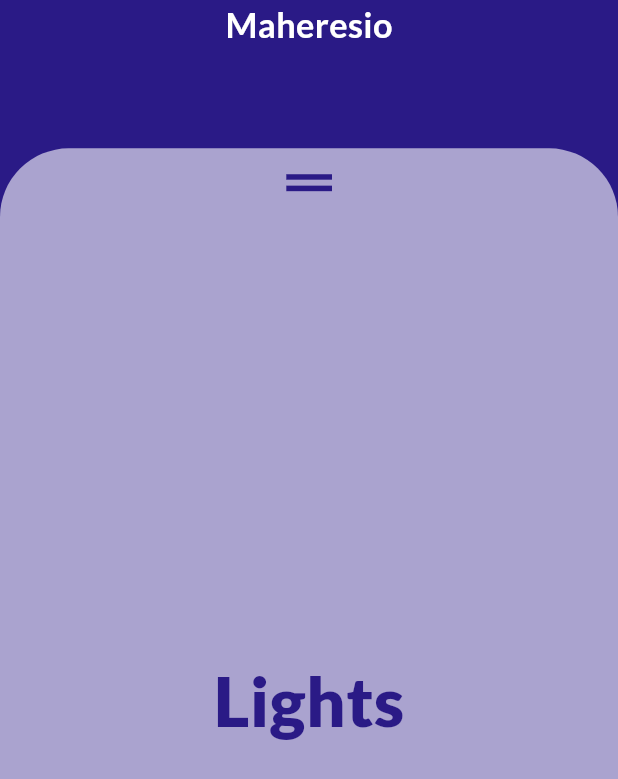
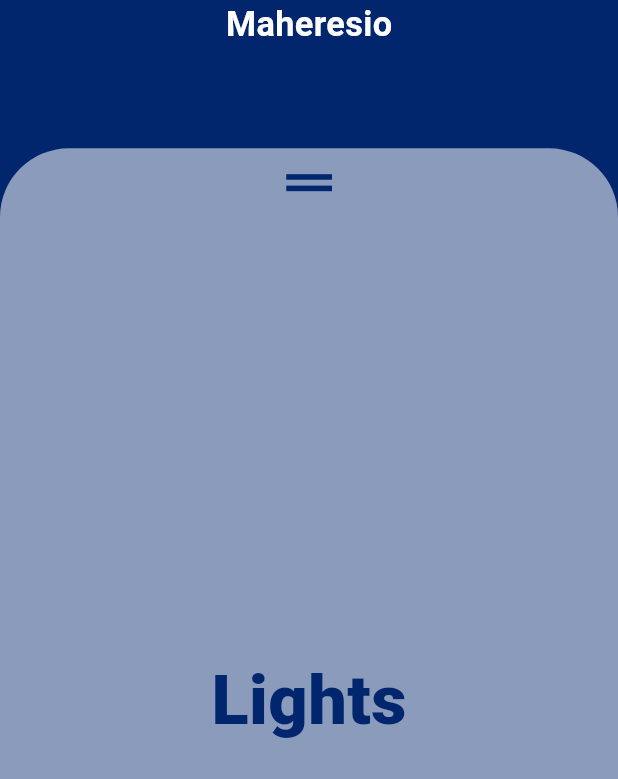
Before and after one commit to Maheresio/hidden_menu_challenge, a Flutter app: the screen it shows after launch, after a tap on "Lights", on a phone screen of 412 x 824 dp. Shown: the top 779 px of the screen. Run offline on Flutter 3.47's test engine with Material 3 defaults, Android fonts, the phone set to English and light mode, and no system bars; our stand-ins replace flutter_screenutil.

Commit message:
update the color and the duration of animation

```diff
--- a/lib/core/utils/app_colors.dart
+++ b/lib/core/utils/app_colors.dart
@@ -1,7 +1,7 @@
 import 'package:flutter/material.dart';
 
 abstract class AppColors {
-  static const Color darkBlue = Color.fromARGB(255, 52, 29, 153);
-  static const Color blue = Color.fromARGB(255, 42, 26, 134);
+  static const Color blue = Color.fromARGB(255, 2, 38, 110);
+  static const Color pastelPink = Color(0xffFBEAEB);
   static const Color white = Color(0xffffffff);
 }
--- a/lib/home/presentation/controller/menu_provider.dart
+++ b/lib/home/presentation/controller/menu_provider.dart
@@ -34,12 +34,22 @@ class MenuProvider extends ChangeNotifier {
 
   void setDragContainerHeightToMin() {
     dragContainerHeight = AppConstants.dragContainerMinHeight;
-
     notifyListeners();
   }
 // Track if the button was pressed
 
   bool isPressed = false;
+  bool dragContainerPressed = false;
+
+  void setDragContainerPressed() {
+    dragContainerPressed = true;
+    notifyListeners();
+  }
+
+  void resetDragContainerPressed() {
+    dragContainerPressed = false;
+    notifyListeners();
+  }
 
   void setIsPressed(bool value) {
     isPressed = value;
@@ -58,5 +68,4 @@ class MenuProvider extends ChangeNotifier {
         dragContainerHeight.clamp(75.h, AppConstants.dragContainerMaxHeight);
     notifyListeners();
   }
-
 }
--- a/lib/home/presentation/views/home_view_body.dart
+++ b/lib/home/presentation/views/home_view_body.dart
@@ -1,11 +1,12 @@
 import 'package:flutter/material.dart';
 import 'package:flutter/scheduler.dart';
 import 'package:flutter_screenutil/flutter_screenutil.dart';
+import 'package:provider/provider.dart';
+
 import '../../../core/utils/app_constants.dart';
+import '../controller/menu_provider.dart';
+import 'widgets/animated_list_view.dart';
 import 'widgets/drag_container.dart';
-import 'package:provider/provider.dart';
-import 'widgets/animated_list_view.dart';
-import '../controller/menu_provider.dart';
 
 class HomeViewBody extends StatefulWidget {
   const HomeViewBody({super.key});
@@ -23,7 +24,7 @@ class _HomeViewBodyState extends State<HomeViewBody>
     super.initState();
     _controller = AnimationController(
       vsync: this,
-      duration: Duration(seconds: 1),
+      duration: Duration(seconds: 2),
     )..forward(from: 0);
   }
 
@@ -48,7 +49,7 @@ class _HomeViewBodyState extends State<HomeViewBody>
 
     // Listen to changes in the container height
     if (provider.isPressed) {
-      _controller.reverse(from: .7);
+      _controller.reverse(from: .5);
 
       // Use a post-frame callback to reset the flag after the current frame
       SchedulerBinding.instance.addPostFrameCallback((_) {
@@ -57,12 +58,15 @@ class _HomeViewBodyState extends State<HomeViewBody>
     }
 
     return GestureDetector(
-      onTap: () {
+      onTap: () async {
         if (provider.dragContainerHeight >
             AppConstants.dragContainerMinHeight) {
           provider.setDragContainerHeightToMin();
-          _controller.forward(from: .5);
+         await _controller.forward(from: .5).then((_) {
+            provider.resetDragContainerPressed();
+          });
         }
+
       },
       behavior:
           HitTestBehavior.opaque, // Ensures the tap is detected in empty areas
--- a/lib/home/presentation/views/widgets/drag_container.dart
+++ b/lib/home/presentation/views/widgets/drag_container.dart
@@ -20,7 +20,9 @@ class DragContainer extends StatelessWidget {
   @override
   Widget build(BuildContext context) {
     return AnimatedPositionedDirectional(
-      duration: Duration(milliseconds: 100),
+      duration: provider.dragContainerPressed
+          ? Duration(milliseconds: 400)
+          : Duration.zero,
       curve: Curves.linear,
       bottom: 0,
       start: 0,
@@ -28,6 +30,7 @@ class DragContainer extends StatelessWidget {
       height: provider.dragContainerHeight,
       child: GestureDetector(
         onPanUpdate: (details) {
+          provider.resetDragContainerPressed();
           // Update the container height
           provider.onPadUpdate(details);
 
@@ -40,7 +43,7 @@ class DragContainer extends StatelessWidget {
         },
         child: Container(
           decoration: BoxDecoration(
-            color: Colors.white60,
+            color: Colors.white54,
             borderRadius: BorderRadius.only(
               topLeft: Radius.circular(AppConstants.circularRadius40),
               topRight: Radius.circular(AppConstants.circularRadius40),
--- a/lib/home/presentation/views/widgets/listview_item.dart
+++ b/lib/home/presentation/views/widgets/listview_item.dart
@@ -1,10 +1,10 @@
 import 'package:flutter/material.dart';
 import 'package:flutter_screenutil/flutter_screenutil.dart';
-import '../../controller/menu_provider.dart';
 import 'package:provider/provider.dart';
 
 import '../../../../core/utils/app_colors.dart';
 import '../../../../core/utils/app_constants.dart';
+import '../../controller/menu_provider.dart';
 
 class ListviewItem extends StatelessWidget {
   const ListviewItem(
@@ -21,9 +21,11 @@ class ListviewItem extends StatelessWidget {
         provider.selectValue(AppConstants.itemsList[index].itemStatus);
         provider.setDragContainerHeightToMax();
         provider.setIsPressed(true);
+        provider.setDragContainerPressed();
       },
       child: ConstrainedBox(
         constraints: BoxConstraints(
+          maxHeight: AppConstants.dragContainerMaxHeight,
           minHeight: AppConstants.dragContainerMinHeight,
         ),
         child: Card(
@@ -44,7 +46,7 @@ class ListviewItem extends StatelessWidget {
                   AppConstants.itemsList[index].icon,
                   color: AppConstants.itemsList[index].itemStatus ==
                           provider.selectedValue
-                      ? AppColors.darkBlue
+                      ? AppColors.blue
                       : AppColors.white,
                 ),
                 Text(
@@ -54,7 +56,7 @@ class ListviewItem extends StatelessWidget {
                     fontWeight: FontWeight.w900,
                     color: AppConstants.itemsList[index].itemStatus ==
                             provider.selectedValue
-                        ? AppColors.darkBlue
+                        ? AppColors.blue
                         : Colors.white,
                   ),
                 ),
--- a/lib/main.dart
+++ b/lib/main.dart
@@ -1,7 +1,5 @@
-
 import 'package:flutter/material.dart';
 import 'package:flutter_screenutil/flutter_screenutil.dart';
-import 'package:google_fonts/google_fonts.dart';
 import 'home/presentation/controller/menu_provider.dart';
 import 'home/presentation/views/home_view.dart';
 import 'package:provider/provider.dart';
@@ -9,7 +7,6 @@ import 'package:provider/provider.dart';
 Future<void> main() async {
   WidgetsFlutterBinding.ensureInitialized();
   await ScreenUtil.ensureScreenSize();
-
 
   runApp(
     ScreenUtilInit(
@@ -24,9 +21,7 @@ Future<void> main() async {
             create: (context) => MenuProvider(),
             child: MaterialApp(
               debugShowCheckedModeBanner: false,
-              theme: ThemeData.light().copyWith(
-                textTheme: GoogleFonts.latoTextTheme(),
-              ),
+              theme: ThemeData.light(),
               home: HomeView(),
             ),
           ),
--- a/pubspec.yaml
+++ b/pubspec.yaml
@@ -35,7 +35,6 @@ dependencies:
   # Use with the CupertinoIcons class for iOS style icons.
   cupertino_icons: ^1.0.8
   flutter_screenutil: ^5.9.3
-  google_fonts: ^6.2.1
   provider: ^6.1.2
 
 
```
Also changed, not shown: pubspec.lock, 1 other file.
